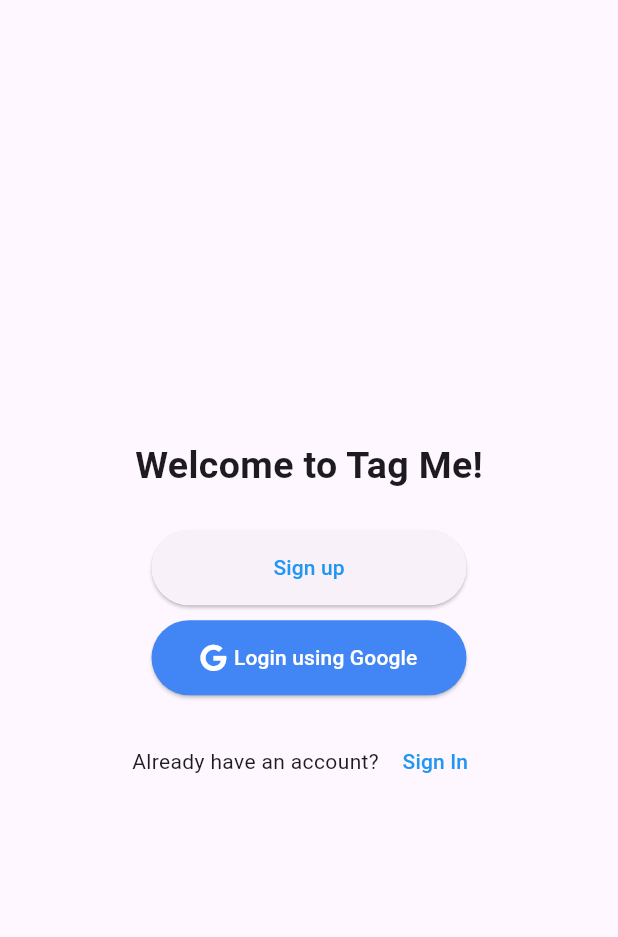
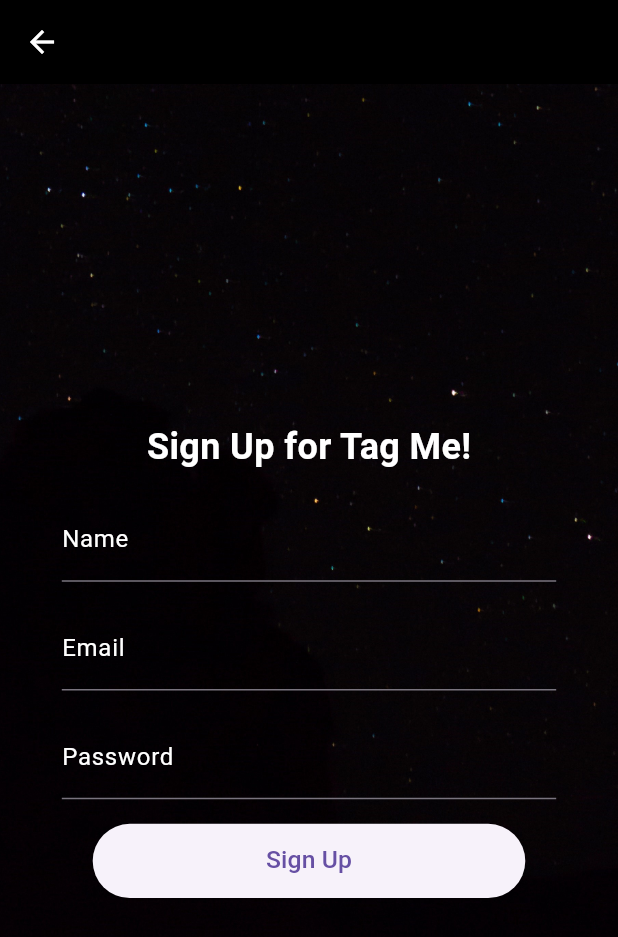
Before and after one commit to Thambara-20/TagMe, a Flutter app: the screen it shows after launch, after a tap on "Sign up", on a phone screen of 412 x 824 dp. Shown: the top 937 px of the screen. Run offline on Flutter 3.47's test engine with Material 3 defaults, Android fonts, the phone set to English and light mode, and no system bars; our stand-ins replace font_awesome_flutter.

Commit message:
implemented Signup

```diff
--- /dev/null
+++ b/tag_me/lib/SignupPage/SignupPage.dart
@@ -0,0 +1,99 @@
+import 'package:flutter/material.dart';
+import 'package:tag_me/constants/constants.dart';
+
+class SignUpPage extends StatefulWidget {
+  const SignUpPage({Key? key}) : super(key: key);
+
+  static const String routeName = '/SignUpPage';
+
+  @override
+  State<SignUpPage> createState() => _SignUpPageState();
+}
+
+class _SignUpPageState extends State<SignUpPage> {
+  @override
+  Widget build(BuildContext context) {
+    double screenWidth = MediaQuery.of(context).size.width;
+    double screenHeight = MediaQuery.of(context).size.height;
+
+    return Scaffold(
+      appBar: AppBar(
+        automaticallyImplyLeading: true,
+        backgroundColor: Colors.black,
+        leading: IconButton(
+          icon: const Icon(Icons.arrow_back, color: kiconColorWhite),
+          onPressed: () {
+            Navigator.pop(context);
+          },
+        ),
+      ),
+      body: Container(
+        decoration: const BoxDecoration(
+          image: DecorationImage(
+            image: AssetImage('assets/background.jpg'),
+            fit: BoxFit.cover,
+          ),
+        ),
+        child: Center(
+          child: Column(
+            mainAxisAlignment: MainAxisAlignment.center,
+            children: [
+              const Text(
+                'Sign Up for Tag Me!',
+                style: klargeTextWhiteStyle,
+              ),
+              SizedBox(height: 0.02 * screenHeight),
+              SizedBox(
+                width: 0.8 * screenWidth,
+                child: TextFormField(
+                  decoration: const InputDecoration(
+                    labelText: 'Name',
+                    labelStyle: knormalTextWhiteStyle,
+                  ),
+                  style: knormalTextWhiteStyle,
+                ),
+              ),
+              SizedBox(height: 0.02 * screenHeight),
+              SizedBox(
+                width: 0.8 * screenWidth,
+                child: TextFormField(
+                  decoration: const InputDecoration(
+                    labelText: 'Email',
+                    labelStyle: knormalTextWhiteStyle,
+                  ),
+                  style: knormalTextWhiteStyle,
+                  keyboardType: TextInputType.emailAddress,
+                ),
+              ),
+              SizedBox(height: 0.02 * screenHeight),
+              SizedBox(
+                width: 0.8 * screenWidth,
+                child: TextFormField(
+                  decoration: const InputDecoration(
+                    labelText: 'Password',
+                    labelStyle: knormalTextWhiteStyle,
+                  ),
+                  style: knormalTextWhiteStyle,
+                  obscureText: true,
+                ),
+              ),
+              SizedBox(height: 0.02 * screenHeight),
+              ElevatedButton(
+                onPressed: () {
+                  // Implement signup functionality
+                },
+                style: ElevatedButton.styleFrom(
+                  fixedSize: Size(0.7 * screenWidth, 0.06 * screenHeight),
+                ),
+                child: Text(
+                  'Sign Up',
+                  style: TextStyle(fontSize: 0.04 * screenWidth),
+                ),
+              ),
+            ],
+          ),
+        ),
+      ),
+    );
+  }
+}
--- a/tag_me/lib/WelcomePage/WelcomePage.dart
+++ b/tag_me/lib/WelcomePage/WelcomePage.dart
@@ -1,5 +1,7 @@
 import 'package:flutter/material.dart';
 import 'package:font_awesome_flutter/font_awesome_flutter.dart';
+import "package:tag_me/constants/constants.dart";
+import 'package:tag_me/SignupPage/SignupPage.dart';
 
 class WelcomePage extends StatefulWidget {
   const WelcomePage({Key? key}) : super(key: key);
@@ -13,64 +15,76 @@
 class _HomePageState extends State<WelcomePage> {
   @override
   Widget build(BuildContext context) {
+    double screenWidth = MediaQuery.of(context).size.width;
+    double screenHeight = MediaQuery.of(context).size.height;
+
     return Scaffold(
-      body: Center(
+      body: Container(
+        decoration: const BoxDecoration(
+          image: DecorationImage(
+            image: AssetImage(
+                'assets/background.jpg'),
+            fit: BoxFit.cover,
+          ),
+        ),
+        child: Center(
           child: Column(
             mainAxisAlignment: MainAxisAlignment.center,
             children: [
               const Text(
                 'Welcome to Tag Me!',
-              style: TextStyle(
-                fontSize: 25,
-                fontWeight: FontWeight.bold,
+                style: klargeTextWhiteStyle,
               ),
+              SizedBox(height: 0.04 * screenHeight),
+              ElevatedButton(
+                onPressed: () {
+                   Navigator.pushNamed(context, SignUpPage.routeName);
+                },
+                style: ElevatedButton.styleFrom(
+                  fixedSize: Size(0.7 * screenWidth,
+                      0.06 * screenHeight), // Adjusted button size
                 ),
-            const SizedBox(height: 25),
-            ElevatedButton(
-              onPressed: () {},
-              style: ElevatedButton.styleFrom(
-                fixedSize: const Size(210, 50),
+                child: Text('Sign up',
+                    style: TextStyle(fontSize: 0.04 * screenWidth)),
               ),
-              child: const Text('Sign up', style: TextStyle(color: Colors.blue)),
-            ),
-            const SizedBox(height: 10),
+              SizedBox(height: 0.02 * screenHeight),
               ElevatedButton(
                 onPressed: () {
                   // Add functionality for Google Sign In button
                 },
                 style: ElevatedButton.styleFrom(
-                  fixedSize: const Size(210, 50),
-                  backgroundColor: Color(0xFF4285F4)),
-              child: const Row(
-                mainAxisAlignment: MainAxisAlignment.center,
+                  fixedSize: Size(0.7 * screenWidth,
+                      0.06 * screenHeight), // Adjusted button size
+                  backgroundColor: kbuttonColorBlue,
+                ),
+                child: Row(
+                  mainAxisAlignment: MainAxisAlignment.start,
                   children: [
-                  FaIcon(FontAwesomeIcons.google, color: Colors.white),
-                  SizedBox(width: 5),
-                  Text(
-                    'Login using Google',
-                    style: TextStyle(
-                      color: Colors.white
-                    ),
-                  )
+                    const FaIcon(FontAwesomeIcons.google, color: ktextColorWhite),
+                    SizedBox(width: 0.05 * screenWidth),
+                    const Text('Login using Google',
+                        style: knormalTextWhiteStyle)
                   ],
                 ),
               ),
-            const SizedBox(height: 20),
+              SizedBox(height: 0.04 * screenHeight),
               Row(
                 mainAxisAlignment: MainAxisAlignment.center,
                 children: [
-                const Text("Already have an account? "),
+                  const Text("Already have an account? ",
+                      style: knormalTextWhiteStyle),
                   TextButton(
                     onPressed: () {
-                    // Add functionality for "Sign In" button
+
                     },
-                  child: const Text('Sign In', style: TextStyle(color: Colors.blue)),
+                    child: const Text('Sign In', style: knormalTextBlueStyle),
                   ),
                 ],
               ),
             ],
           ),
         ),
+      ),
     );
   }
 }
--- /dev/null
+++ b/tag_me/lib/constants/constants.dart
@@ -0,0 +1,22 @@
+import 'package:flutter/material.dart';
+
+const klargeTextWhiteStyle = TextStyle(
+  fontSize: 24.0,
+  fontWeight: FontWeight.bold,
+  color: Colors.white,
+);
+
+const  knormalTextWhiteStyle = TextStyle(
+  fontSize: 16.0,
+  color: Colors.white,
+);
+
+const  knormalTextBlueStyle = TextStyle(
+  fontSize: 16.0,
+  color: Color(0xFF4285F4),
+);
+
+
+const  kbuttonColorBlue = Color(0xFF4285F4);
+const  ktextColorWhite = Colors.white;
+const  kiconColorWhite = Colors.white;
--- a/tag_me/lib/main.dart
+++ b/tag_me/lib/main.dart
@@ -1,21 +1,25 @@
 import 'package:flutter/material.dart';
 import 'package:tag_me/WelcomePage/WelcomePage.dart';
+import 'package:tag_me/SignupPage/SignupPage.dart';
 
 void main() {
   runApp(const MyApp());
 }
 
 class MyApp extends StatelessWidget {
-  const MyApp({super.key});
+  const MyApp({Key? key}) : super(key: key);
 
   @override
   Widget build(BuildContext context) {
     return MaterialApp(
-      theme: ThemeData(
-        colorScheme: ColorScheme.fromSeed(seedColor: Colors.deepPurple),
-      ),
-      home: const WelcomePage(),
+      debugShowCheckedModeBanner: false,
 
+      initialRoute: WelcomePage.routeName,
+      routes: {
+        WelcomePage.routeName: (context) => const WelcomePage(),
+        SignUpPage.routeName: (context) => const SignUpPage(),
+
+      },
     );
   }
 }
--- a/tag_me/pubspec.yaml
+++ b/tag_me/pubspec.yaml
@@ -67,8 +67,8 @@
   uses-material-design: true
 
   # To add assets to your application, add an assets section, like this:
-  # assets:
-  #   - images/a_dot_burr.jpeg
+  assets:
+    - assets/background.jpg
   #   - images/a_dot_ham.jpeg
 
   # An image asset can refer to one or more resolution-specific "variants", see
```
Lines whose indentation alone changed are shown as unchanged.
